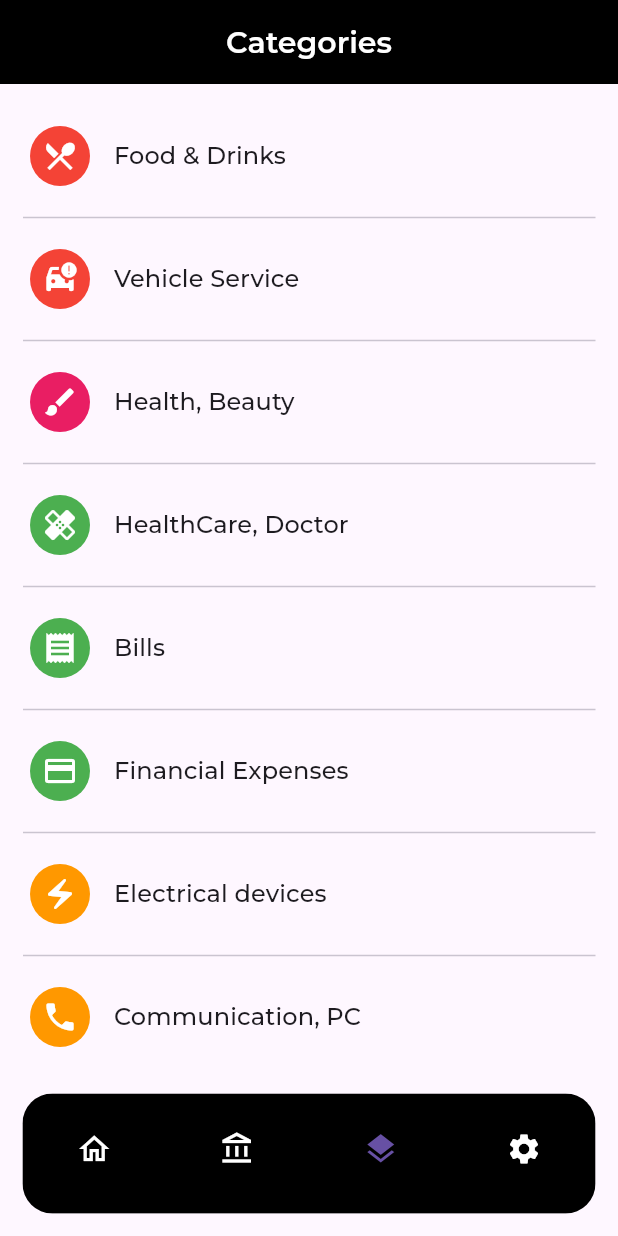
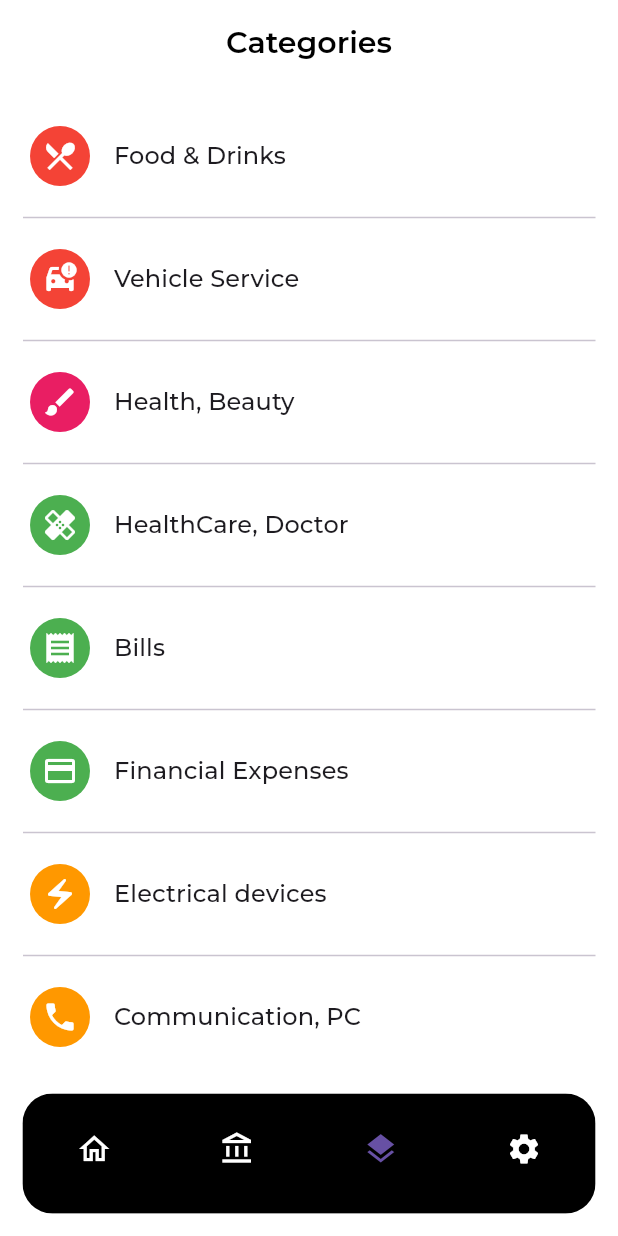
Before and after one commit to omar-arnous/Track-It, a Flutter app: the screen it shows after launch, item 3 of the bottom bar chosen, on a phone screen of 412 x 824 dp. Run offline on Flutter 3.47's test engine with Material 3 defaults, Android fonts, the phone set to English and light mode, and no system bars; our stand-ins replace bloc, cloud_firestore, dartz, equatable, firebase_auth, firebase_core and 7 more; accounts and stored records are empty.

Commit message:
Refactor: app bar theme and layout

```diff
--- a/lib/core/theme/theme.dart
+++ b/lib/core/theme/theme.dart
@@ -75,12 +75,14 @@ class TrackItTheme {
   static ThemeData light() {
     return ThemeData(
       useMaterial3: true,
+      secondaryHeaderColor: Colors.black,
       brightness: Brightness.light,
+      scaffoldBackgroundColor: Colors.white,
       appBarTheme: AppBarTheme(
         centerTitle: true,
         titleTextStyle: lightTextTheme.titleMedium,
-        color: Colors.black,
-        iconTheme: const IconThemeData(color: Colors.white),
+        color: Colors.white,
+        iconTheme: const IconThemeData(color: Colors.black),
       ),
       textTheme: lightTextTheme,
       inputDecorationTheme: InputDecorationTheme(
--- a/lib/presentation/pages/layout.dart
+++ b/lib/presentation/pages/layout.dart
@@ -82,7 +82,10 @@ class Layout extends StatelessWidget {
     switch (index) {
       case 0:
         return AppBar(
-          title: const Text('TrackIt'),
+          title: const Text(
+            'TrackIt',
+            style: TextStyle(color: Colors.black),
+          ),
           actions: [
             IconButton(
               onPressed: () {},
@@ -92,7 +95,10 @@ class Layout extends StatelessWidget {
         );
       case 1:
         return AppBar(
-          title: const Text('Accounts'),
+          title: const Text(
+            'Accounts',
+            style: TextStyle(color: Colors.black),
+          ),
           actions: [
             IconButton(
               onPressed: () => context.push(kAddEditAccount),
@@ -102,15 +108,25 @@ class Layout extends StatelessWidget {
         );
       case 2:
         return AppBar(
-          title: const Text('Categories'),
+          backgroundColor: Colors.white,
+          title: const Text(
+            'Categories',
+            style: TextStyle(color: Colors.black),
+          ),
         );
       case 3:
         return AppBar(
-          title: const Text('Settings'),
+          title: const Text(
+            'Settings',
+            style: TextStyle(color: Colors.black),
+          ),
         );
       default:
         return AppBar(
-          title: const Text('TrackIt'),
+          title: const Text(
+            'TrackIt',
+            style: TextStyle(color: Colors.black),
+          ),
         );
     }
   }
```
